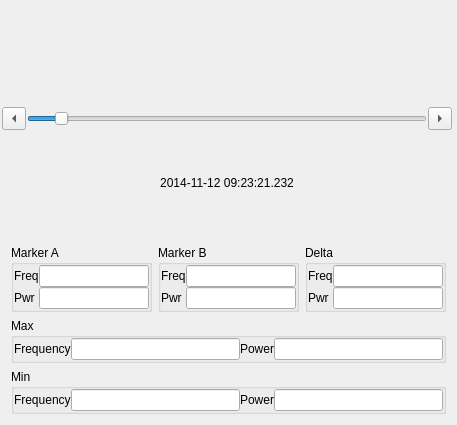
Before: the Qt Designer form sources/SweepInspector.ui in deepalcoholic/SpectralSignalHound-Viewer, drawn with Qt 5.
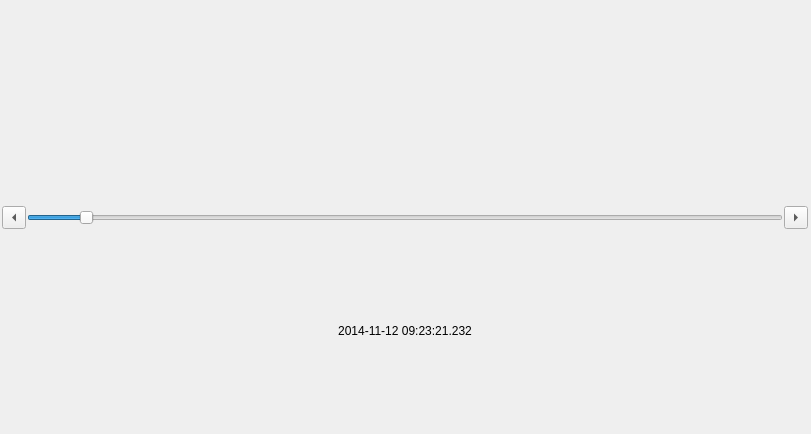
After: the same form once the commit is applied. Custom widgets are drawn as their Qt base class.

Commit message: More fiddling to make things a bit better.  Still need to add some QwtLabels with max/min/average power levels, but otherwise it is nearing completion

The edit to the form file:
```diff
--- a/sources/SweepInspector.ui
+++ b/sources/SweepInspector.ui
@@ -6,8 +6,8 @@
    <rect>
     <x>0</x>
     <y>0</y>
-    <width>457</width>
-    <height>425</height>
+    <width>811</width>
+    <height>434</height>
    </rect>
   </property>
   <property name="windowTitle">
@@ -30,7 +30,7 @@
      </property>
     </widget>
    </item>
-   <item row="0" column="0" colspan="6">
+   <item row="0" column="0" colspan="4">
     <widget class="QwtPlot" name="plot">
      <property name="sizePolicy">
       <sizepolicy hsizetype="Minimum" vsizetype="Minimum">
@@ -59,232 +59,6 @@
      </property>
     </widget>
    </item>
-   <item row="6" column="0" colspan="6">
-    <widget class="QWidget" name="widget" native="true">
-     <layout class="QGridLayout" name="gridLayout_6">
-      <item row="2" column="0" colspan="3">
-       <widget class="QGroupBox" name="groupBox">
-        <property name="sizePolicy">
-         <sizepolicy hsizetype="Minimum" vsizetype="Minimum">
-          <horstretch>0</horstretch>
-          <verstretch>0</verstretch>
-         </sizepolicy>
-        </property>
-        <property name="title">
-         <string>Min</string>
-        </property>
-        <property name="flat">
-         <bool>true</bool>
-        </property>
-        <layout class="QGridLayout" name="gridLayout">
-         <property name="margin">
-          <number>0</number>
-         </property>
-         <property name="spacing">
-          <number>0</number>
-         </property>
-         <item row="0" column="3">
-          <widget class="QLineEdit" name="minp"/>
-         </item>
-         <item row="0" column="2">
-          <widget class="QLabel" name="label_2">
-           <property name="text">
-            <string>Power</string>
-           </property>
-          </widget>
-         </item>
-         <item row="0" column="0">
-          <widget class="QLabel" name="label">
-           <property name="text">
-            <string>Frequency</string>
-           </property>
-          </widget>
-         </item>
-         <item row="0" column="1">
-          <widget class="QLineEdit" name="minf"/>
-         </item>
-        </layout>
-       </widget>
-      </item>
-      <item row="0" column="2">
-       <widget class="QGroupBox" name="groupBox_5">
-        <property name="sizePolicy">
-         <sizepolicy hsizetype="Minimum" vsizetype="Minimum">
-          <horstretch>0</horstretch>
-          <verstretch>0</verstretch>
-         </sizepolicy>
-        </property>
-        <property name="title">
-         <string>Delta</string>
-        </property>
-        <property name="flat">
-         <bool>true</bool>
-        </property>
-        <layout class="QGridLayout" name="gridLayout_5">
-         <property name="margin">
-          <number>0</number>
-         </property>
-         <property name="spacing">
-          <number>0</number>
-         </property>
-         <item row="0" column="0">
-          <widget class="QLabel" name="label_9">
-           <property name="text">
-            <string>Freq</string>
-           </property>
-          </widget>
-         </item>
-         <item row="0" column="1">
-          <widget class="QLineEdit" name="deltaf"/>
-         </item>
-         <item row="1" column="0">
-          <widget class="QLabel" name="label_10">
-           <property name="text">
-            <string>Pwr</string>
-           </property>
-          </widget>
-         </item>
-         <item row="1" column="1">
-          <widget class="QLineEdit" name="deltap"/>
-         </item>
-        </layout>
-       </widget>
-      </item>
-      <item row="0" column="1">
-       <widget class="QGroupBox" name="groupBox_4">
-        <property name="sizePolicy">
-         <sizepolicy hsizetype="Minimum" vsizetype="Minimum">
-          <horstretch>0</horstretch>
-          <verstretch>0</verstretch>
-         </sizepolicy>
-        </property>
-        <property name="title">
-         <string>Marker B</string>
-        </property>
-        <property name="flat">
-         <bool>true</bool>
-        </property>
-        <layout class="QGridLayout" name="gridLayout_4">
-         <property name="margin">
-          <number>0</number>
-         </property>
-         <property name="spacing">
-          <number>0</number>
-         </property>
-         <item row="0" column="0">
-          <widget class="QLabel" name="label_7">
-           <property name="text">
-            <string>Freq</string>
-           </property>
-          </widget>
-         </item>
-         <item row="0" column="1">
-          <widget class="QLineEdit" name="markbf"/>
-         </item>
-         <item row="1" column="0">
-          <widget class="QLabel" name="label_8">
-           <property name="text">
-            <string>Pwr</string>
-           </property>
-          </widget>
-         </item>
-         <item row="1" column="1">
-          <widget class="QLineEdit" name="markbp"/>
-         </item>
-        </layout>
-       </widget>
-      </item>
-      <item row="0" column="0">
-       <widget class="QGroupBox" name="groupBox_3">
-        <property name="sizePolicy">
-         <sizepolicy hsizetype="Minimum" vsizetype="Minimum">
-          <horstretch>0</horstretch>
-          <verstretch>0</verstretch>
-         </sizepolicy>
-        </property>
-        <property name="title">
-         <string>Marker A</string>
-        </property>
-        <property name="flat">
-         <bool>true</bool>
-        </property>
-        <layout class="QGridLayout" name="gridLayout_3">
-         <property name="margin">
-          <number>0</number>
-         </property>
-         <property name="spacing">
-          <number>0</number>
-         </property>
-         <item row="0" column="0">
-          <widget class="QLabel" name="label_5">
-           <property name="text">
-            <string>Freq</string>
-           </property>
-          </widget>
-         </item>
-         <item row="0" column="1">
-          <widget class="QLineEdit" name="markaf"/>
-         </item>
-         <item row="1" column="0">
-          <widget class="QLabel" name="label_6">
-           <property name="text">
-            <string>Pwr</string>
-           </property>
-          </widget>
-         </item>
-         <item row="1" column="1">
-          <widget class="QLineEdit" name="markap"/>
-         </item>
-        </layout>
-       </widget>
-      </item>
-      <item row="1" column="0" colspan="3">
-       <widget class="QGroupBox" name="groupBox_2">
-        <property name="sizePolicy">
-         <sizepolicy hsizetype="Minimum" vsizetype="Minimum">
-          <horstretch>0</horstretch>
-          <verstretch>0</verstretch>
-         </sizepolicy>
-        </property>
-        <property name="title">
-         <string>Max</string>
-        </property>
-        <property name="flat">
-         <bool>true</bool>
-        </property>
-        <layout class="QGridLayout" name="gridLayout_2">
-         <property name="margin">
-          <number>0</number>
-         </property>
-         <property name="spacing">
-          <number>0</number>
-         </property>
-         <item row="0" column="2">
-          <widget class="QLabel" name="label_3">
-           <property name="text">
-            <string>Power</string>
-           </property>
-          </widget>
-         </item>
-         <item row="0" column="0">
-          <widget class="QLabel" name="label_4">
-           <property name="text">
-            <string>Frequency</string>
-           </property>
-          </widget>
-         </item>
-         <item row="0" column="1">
-          <widget class="QLineEdit" name="maxf"/>
-         </item>
-         <item row="0" column="3">
-          <widget class="QLineEdit" name="maxp"/>
-         </item>
-        </layout>
-       </widget>
-      </item>
-     </layout>
-    </widget>
-   </item>
    <item row="1" column="1">
     <widget class="QSlider" name="timeIndex">
      <property name="sliderPosition">
```
The commit also changes 2 other files.
